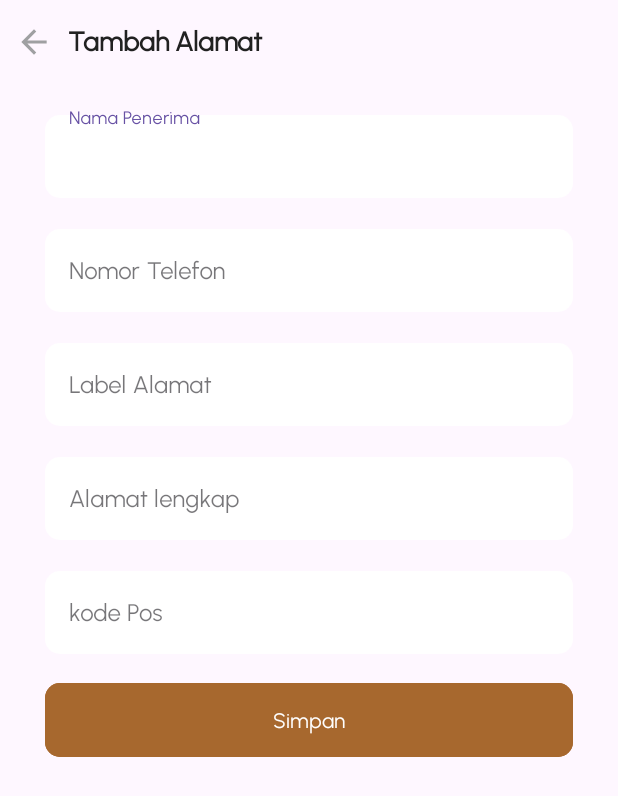
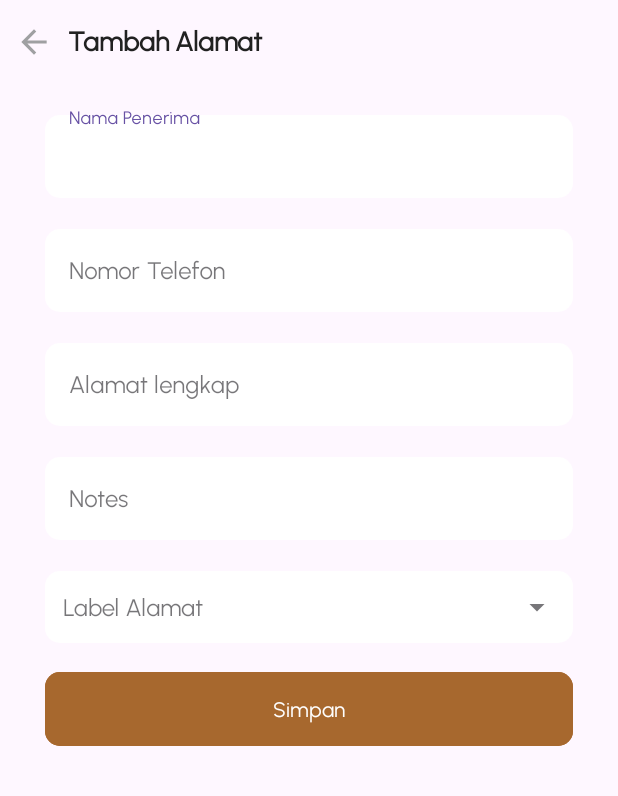
Before and after one commit to maulanaibnu/KoperasiAR, an Android app: the AddAddressActivity screen opened directly, with no data from a screen before it, on a phone screen of 412 x 824 dp. Shown: the top 796 px of the screen. Run offline under Robolectric (Android 15) with nearby library versions, the phone set to English and light mode, and no system bars; our stand-ins replace Dagger/Hilt's generated code.

Commit message:
[MODIFY] change address requirement

```diff
--- a/app/build.gradle
+++ b/app/build.gradle
@@ -127,7 +127,4 @@ dependencies {
     kapt("androidx.hilt:hilt-compiler:1.0.0")
 
 
-
-
-
 }
--- a/app/src/main/java/app/maul/koperasi/adapter/AddressAdapter.kt
+++ b/app/src/main/java/app/maul/koperasi/adapter/AddressAdapter.kt
@@ -48,7 +48,7 @@ class AddressAdapter(
                 onSelect(item)
             }
             // Listener untuk tombol ubah alamat
-            binding.btnAngeAddress.setOnClickListener {
+            binding.btnChangeAddress.setOnClickListener {
                 onChange(item)
             }
         }
--- /dev/null
+++ b/app/src/main/java/app/maul/koperasi/adapter/UserAdapter.kt
@@ -0,0 +1,4 @@
+package app.maul.koperasi.adapter
+
+class UserAdapter    {
+}
--- a/app/src/main/java/app/maul/koperasi/presentation/ui/activity/AddAddressActivity.kt
+++ b/app/src/main/java/app/maul/koperasi/presentation/ui/activity/AddAddressActivity.kt
@@ -1,7 +1,12 @@
 package app.maul.koperasi.presentation.ui.activity
 
+import android.R
 import android.app.Activity
 import android.os.Bundle
+import android.view.View
+import android.view.ViewGroup
+import android.widget.ArrayAdapter
+import android.widget.TextView
 import android.widget.Toast
 import androidx.activity.viewModels
 import androidx.appcompat.app.AppCompatActivity
@@ -21,10 +26,14 @@ class AddAddressActivity : AppCompatActivity() {
 
     private var  id = 0
 
+    private val labelOptions = listOf("Rumah", "Toko")
+
     override fun onCreate(savedInstanceState: Bundle?) {
         super.onCreate(savedInstanceState)
         binding = ActivityAddAddressBinding.inflate(layoutInflater)
         setContentView(binding.root)
+
+        setupLabelDropdown()
 
         binding.imgBack.setOnClickListener { finish() }
 
@@ -46,9 +55,9 @@ class AddAddressActivity : AppCompatActivity() {
         binding.btnSaveAlamat.setOnClickListener {
             val recipientName = binding.etNamaPenerima.text?.toString()?.trim() ?: ""
             val phoneNumber = binding.etNoTelefon.text?.toString()?.trim() ?: ""
-            val label = binding.etLabelAlamat.text?.toString()?.trim() ?: ""
+            val label = binding.actvLabelAlamat.text?.toString()?.trim() ?: ""
             val street = binding.etAlamatLengkap.text?.toString()?.trim() ?: ""
-            val notes = binding.etKodePos.text?.toString()?.trim() ?: ""
+            val notes = binding.etNotes.text?.toString()?.trim() ?: ""
 
             if (recipientName.isBlank() || phoneNumber.isBlank() || label.isBlank() || street.isBlank() || notes.isBlank()) {
                 Toast.makeText(this, "Isi semua data terlebih dahulu", Toast.LENGTH_SHORT).show()
@@ -63,8 +72,10 @@ class AddAddressActivity : AppCompatActivity() {
                 notes = notes
             )
             if(id != 0){
+                Toast.makeText(this, "Update alamat dengan id: $id", Toast.LENGTH_SHORT).show()
                 viewModel.updateAddress(id,request)
             }else{
+                Toast.makeText(this, "Tambah alamat baru", Toast.LENGTH_SHORT).show()
                 viewModel.createAddress(request)
             }
         }
@@ -88,13 +99,45 @@ class AddAddressActivity : AppCompatActivity() {
         }
     }
 
+
+    //set up dropdown label alamat
+    private fun Int.dpToPx(): Int =
+        (this * resources.displayMetrics.density).toInt()
+
+    private fun setupLabelDropdown() {
+        val paddingStart = 16.dpToPx() // 16dp padding kiri
+
+        val adapter = object : ArrayAdapter<String>(
+            this,
+            android.R.layout.simple_dropdown_item_1line,
+            labelOptions
+        ) {
+            override fun getView(position: Int, convertView: View?, parent: ViewGroup): View {
+                val view = super.getView(position, convertView, parent)
+                if (view is TextView) {
+                    view.setPadding(paddingStart, 0, 0, 0)
+                }
+                return view
+            }
+
+            override fun getDropDownView(position: Int, convertView: View?, parent: ViewGroup): View {
+                val view = super.getDropDownView(position, convertView, parent)
+                if (view is TextView) {
+                    view.setPadding(paddingStart, 24, 0, 24)
+                }
+                return view
+            }
+        }
+        binding.actvLabelAlamat.setAdapter(adapter)
+    }
+
     private fun setData(addressData: AddressData){
         binding.apply {
             etNamaPenerima.setText(addressData.recipient_name)
             etNoTelefon.setText(addressData.phone_number)
-            etLabelAlamat.setText(addressData.label)
+            actvLabelAlamat.setText(addressData.label ?: labelOptions.first(), false)
             etAlamatLengkap.setText(addressData.street)
-            etKodePos.setText(addressData.phone_number) // Laka response kode pos ngab
+            etNotes.setText(addressData.notes)
         }
     }
 }
--- a/app/src/main/res/layout/activity_add_address.xml
+++ b/app/src/main/res/layout/activity_add_address.xml
@@ -80,25 +80,6 @@
     </com.google.android.material.textfield.TextInputLayout>
 
     <com.google.android.material.textfield.TextInputLayout
-        android:id="@+id/ilLabelAlamat"
-        android:layout_width="match_parent"
-        android:layout_height="wrap_content"
-        android:layout_marginTop="15dp"
-        android:layout_marginEnd="30dp"
-        android:layout_marginStart="30dp"
-        style="@style/Widget.MaterialComponents.TextInputLayout.OutlinedBox">
-
-        <com.google.android.material.textfield.TextInputEditText
-            android:id="@+id/etLabelAlamat"
-            android:layout_width="match_parent"
-            android:layout_height="wrap_content"
-            android:hint="@string/label_alamat"
-            android:fontFamily="@font/urbanist_regular"
-            android:background="@drawable/background_edit_text"/>
-
-    </com.google.android.material.textfield.TextInputLayout>
-
-    <com.google.android.material.textfield.TextInputLayout
         android:id="@+id/ilAlamatLengkap"
         android:layout_width="match_parent"
         android:layout_height="wrap_content"
@@ -127,7 +108,7 @@
         style="@style/Widget.MaterialComponents.TextInputLayout.OutlinedBox">
 
         <com.google.android.material.textfield.TextInputEditText
-            android:id="@+id/etKodePos"
+            android:id="@+id/etNotes"
             android:layout_width="match_parent"
             android:layout_height="wrap_content"
             android:hint="@string/kode_pos"
@@ -135,6 +116,30 @@
             android:background="@drawable/background_edit_text"/>
 
     </com.google.android.material.textfield.TextInputLayout>
+
+    <com.google.android.material.textfield.TextInputLayout
+        android:id="@+id/ilLabelAlamat"
+        android:layout_width="match_parent"
+        android:layout_height="wrap_content"
+        android:layout_marginTop="15dp"
+        android:layout_marginEnd="30dp"
+        android:layout_marginStart="30dp"
+        style="@style/Widget.MaterialComponents.TextInputLayout.OutlinedBox"
+        app:endIconMode="dropdown_menu"
+        >
+
+        <AutoCompleteTextView
+            android:id="@+id/actvLabelAlamat"
+            android:layout_width="match_parent"
+            android:layout_height="48dp"
+            android:hint="   Label Alamat"
+            android:fontFamily="@font/urbanist_regular"
+            android:inputType="none"
+            android:textSize="16sp"
+            android:importantForAccessibility="no"
+            android:background="@drawable/background_edit_text"/>
+    </com.google.android.material.textfield.TextInputLayout>
+
 
     <com.google.android.material.button.MaterialButton
         android:id="@+id/btnSaveAlamat"
--- a/app/src/main/res/layout/list_item_address.xml
+++ b/app/src/main/res/layout/list_item_address.xml
@@ -112,7 +112,7 @@
             android:text="@string/kode_pos"/>
 
         <com.google.android.material.button.MaterialButton
-            android:id="@+id/btn_ange_address"
+            android:id="@+id/btn_change_address"
             android:layout_width="match_parent"
             android:layout_height="wrap_content"
             android:padding="10dp"
--- a/app/src/main/res/values/strings.xml
+++ b/app/src/main/res/values/strings.xml
@@ -41,7 +41,7 @@
     <string name="alamat_lengkap">Alamat lengkap</string>
     <string name="simpan">Simpan</string>
     <string name="ubah_alaamt">Ubah Alamat</string>
-    <string name="kode_pos">kode Pos</string>
+    <string name="kode_pos">Notes</string>
     <string name="edit_profile">Edit Profile</string>
     <string name="pilih_gambar">Pilih Gambar</string>
     <string name="username">Username</string>
```
Also changed, not shown: app/src/main/java/app/maul/koperasi/api/ApiService.kt (+1 -12 lines), app/src/main/java/app/maul/koperasi/model/user/UserRequest.kt (added, +12 -0 lines), app/src/main/java/app/maul/koperasi/model/user/UserResponse.kt (+10 -0 lines).
